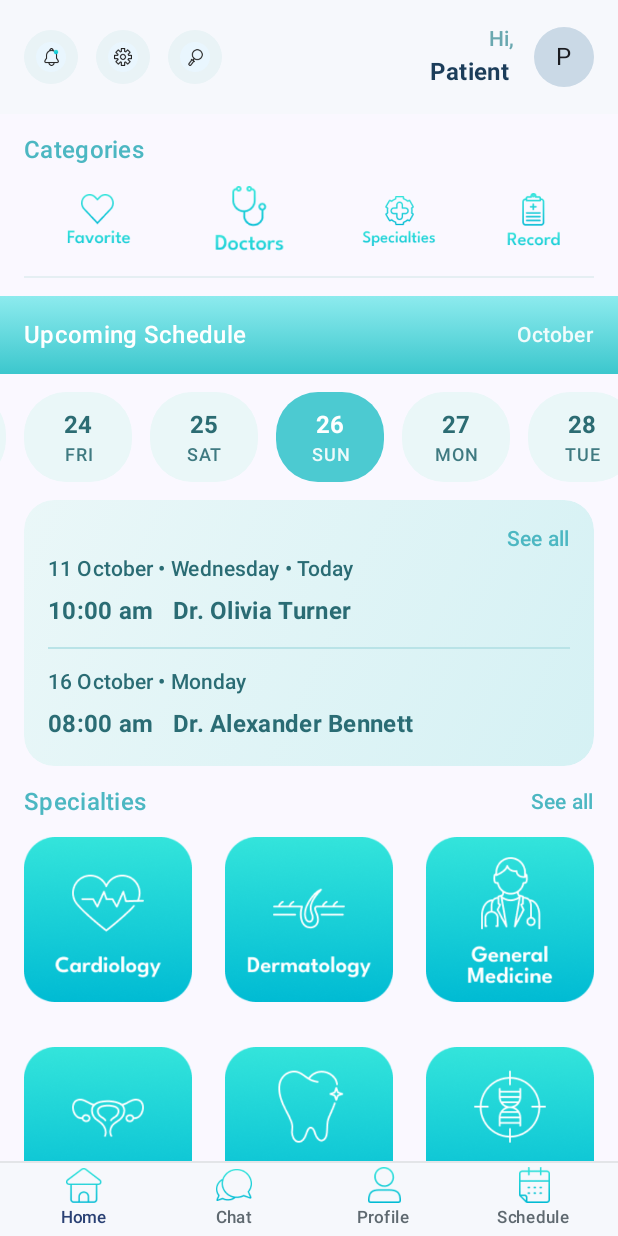
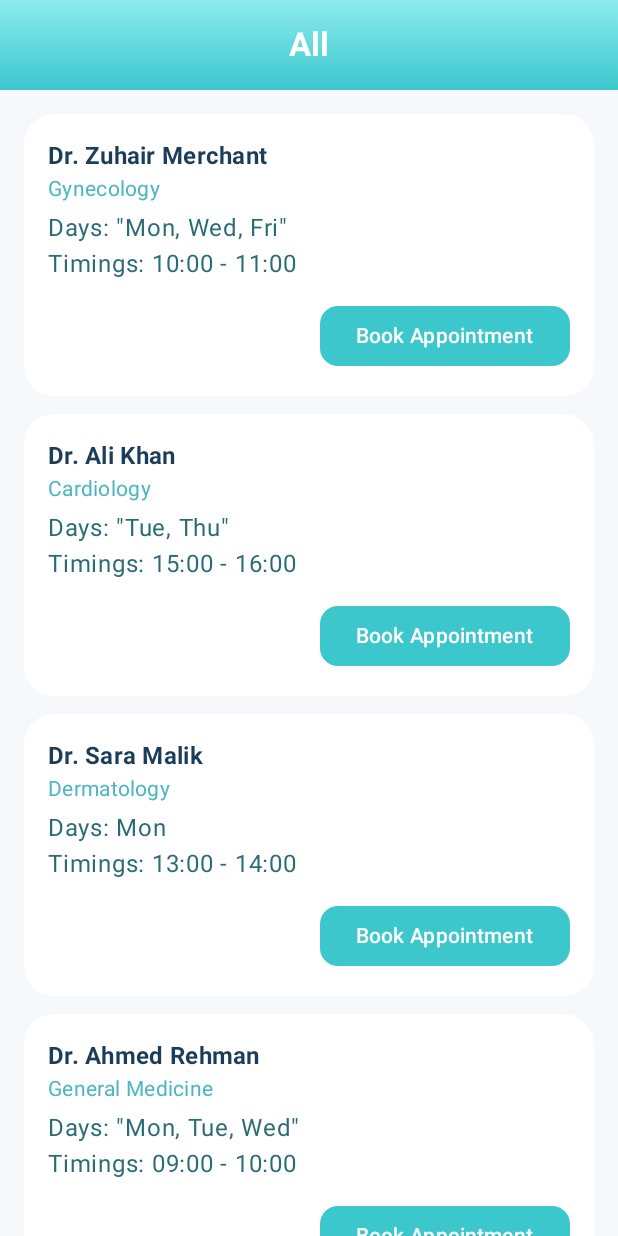
Before and after one commit to hamzahisam/Patient_Tracker_SE, an Android app built with Jetpack Compose: the PatientHomeScreen screen opened through its navigation route, after a tap on "Specialties", on a phone screen of 412 x 824 dp. Run offline under Robolectric (Android 15) with nearby library versions, the phone set to English and light mode, and no system bars.

Commit message:
Added appointment booking schedule viewing and all doctors and specialities veiwing by Patient

```diff
--- a/app/build.gradle.kts
+++ b/app/build.gradle.kts
@@ -2,6 +2,7 @@ plugins {
     alias(libs.plugins.android.application)
     alias(libs.plugins.kotlin.android)
     alias(libs.plugins.kotlin.compose)
+    id("kotlin-parcelize")
 }
 
 android {
--- /dev/null
+++ b/app/src/main/java/com/example/patienttracker/ui/screens/patient/DoctorListScreen.kt
@@ -0,0 +1,167 @@
+package com.example.patienttracker.ui.screens.patient
+
+import android.content.Context
+import androidx.compose.foundation.background
+import androidx.compose.foundation.clickable
+import androidx.compose.foundation.layout.*
+import androidx.compose.foundation.lazy.LazyColumn
+import androidx.compose.foundation.lazy.items
+import androidx.compose.foundation.shape.RoundedCornerShape
+import androidx.compose.material3.*
+import androidx.compose.runtime.*
+import androidx.compose.ui.Alignment
+import androidx.compose.ui.Modifier
+import androidx.compose.ui.draw.clip
+import androidx.compose.ui.graphics.Brush
+import androidx.compose.ui.graphics.Color
+import androidx.compose.ui.text.font.FontWeight
+import androidx.compose.ui.text.style.TextAlign
+import androidx.compose.ui.unit.dp
+import androidx.navigation.NavController
+import com.example.patienttracker.data.DoctorAccountStorage
+import com.example.patienttracker.data.DoctorAccount
+import com.example.patienttracker.ui.screens.patient.DoctorFull
+import com.example.patienttracker.ui.screens.patient.BookAppointmentScreen
+import com.example.patienttracker.ui.screens.patient.FullScheduleScreen
+import android.os.Parcelable
+import kotlinx.parcelize.Parcelize
+
+
+@Parcelize
+data class DoctorFull(
+    val id: String,
+    val firstName: String,
+    val lastName: String,
+    val email: String,
+    val phone: String,
+    val speciality: String,
+    val days: String,
+    val timings: String
+) : Parcelable
+
+@Composable
+fun DoctorListScreen(navController: NavController, context: Context, specialityFilter: String?) {
+    val gradient = Brush.verticalGradient(listOf(Color(0xFF8DEBEE), Color(0xFF3CC7CD)))
+
+    val doctors = remember { readDoctorCsv(context) }
+    val filtered = remember(specialityFilter) {
+        if (specialityFilter.isNullOrBlank() || specialityFilter == "All")
+            doctors
+        else doctors.filter { it.speciality.equals(specialityFilter, ignoreCase = true) }
+    }
+
+    Scaffold(
+        topBar = {
+            Surface(
+                color = Color.Transparent,
+                tonalElevation = 0.dp
+            ) {
+                Box(
+                    modifier = Modifier
+                        .fillMaxWidth()
+                        .background(gradient)
+                        .padding(16.dp),
+                    contentAlignment = Alignment.Center
+                ) {
+                    Text(
+                        text = specialityFilter?.ifBlank { "All Doctors" } ?: "All Doctors",
+                        color = Color.White,
+                        style = MaterialTheme.typography.titleLarge.copy(fontWeight = FontWeight.Bold)
+                    )
+                }
+            }
+        }
+    ) { inner ->
+        LazyColumn(
+            modifier = Modifier
+                .fillMaxSize()
+                .padding(inner)
+                .background(Color(0xFFF6F8FC)),
+            verticalArrangement = Arrangement.spacedBy(12.dp),
+            contentPadding = PaddingValues(16.dp)
+        ) {
+            items(filtered) { doc ->
+                DoctorCard(doc) {
+                    navController.currentBackStackEntry?.savedStateHandle?.set("selectedDoctor", doc)
+                    navController.navigate("book_appointment")
+                }
+            }
+        }
+    }
+}
+
+@Composable
+fun DoctorCard(doctor: DoctorFull, onBookClick: () -> Unit) {
+    Surface(
+        shape = RoundedCornerShape(20.dp),
+        tonalElevation = 2.dp,
+        color = Color.White,
+        modifier = Modifier.fillMaxWidth()
+    ) {
+        Column(Modifier.padding(16.dp)) {
+            Text(
+                text = "Dr. ${doctor.firstName} ${doctor.lastName}",
+                style = MaterialTheme.typography.titleMedium.copy(fontWeight = FontWeight.Bold),
+                color = Color(0xFF1C3D5A)
+            )
+            Text(
+                text = doctor.speciality,
+                color = Color(0xFF4CB7C2),
+                style = MaterialTheme.typography.bodyMedium
+            )
+            Spacer(Modifier.height(4.dp))
+            Text("Days: ${doctor.days}", color = Color(0xFF2A6C74))
+            Text("Timings: ${doctor.timings}", color = Color(0xFF2A6C74))
+            Spacer(Modifier.height(12.dp))
+            Button(
+                onClick = onBookClick,
+                colors = ButtonDefaults.buttonColors(containerColor = Color(0xFF3CC7CD)),
+                shape = RoundedCornerShape(12.dp),
+                modifier = Modifier.align(Alignment.End)
+            ) {
+                Text("Book Appointment", color = Color.White)
+            }
+
+        }
+    }
+}
+
+fun readDoctorCsv(context: Context): List<DoctorFull> {
+    return try {
+        val inputStream = context.assets.open("DoctorAccounts.csv")
+        val lines = inputStream.bufferedReader().readLines().drop(1)
+
+        lines.mapNotNull { line ->
+            val parts = line.split(",")
+            if (parts.size >= 9) {
+                // handle cases where Days or Timings fields contain commas
+                val id = parts[0].trim()
+                val firstName = parts[1].trim()
+                val lastName = parts[2].trim()
+                val email = parts[3].trim()
+                val phone = parts[4].trim()
+                val speciality = parts[6].trim()
+
+                // everything between index 7 and the second-last column = Days
+                val days = parts.subList(7, parts.size - 1).joinToString(", ") { it.trim() }
+
+                // last column = timings
+                val timings = parts.last().trim()
+
+                DoctorFull(
+                    id = id,
+                    firstName = firstName,
+                    lastName = lastName,
+                    email = email,
+                    phone = phone,
+                    speciality = speciality,
+                    days = days,
+                    timings = timings
+                )
+            } else null
+        }
+    } catch (e: Exception) {
+        e.printStackTrace()
+        emptyList()
+    }
+}
--- a/app/src/main/java/ui/navigation/AppNavHost.kt
+++ b/app/src/main/java/ui/navigation/AppNavHost.kt
@@ -18,6 +18,10 @@ import com.example.patienttracker.ui.screens.auth.PatientLoginScreen
 import com.example.patienttracker.ui.screens.auth.DoctorLoginScreen
 import com.example.patienttracker.ui.screens.auth.PatientWelcomeScreen
 import com.example.patienttracker.ui.screens.auth.DoctorWelcomeScreen
+import com.example.patienttracker.ui.screens.patient.DoctorListScreen
+import com.example.patienttracker.ui.screens.patient.DoctorFull
+import com.example.patienttracker.ui.screens.patient.BookAppointmentScreen
+import com.example.patienttracker.ui.screens.patient.FullScheduleScreen
 
 private object Route {
     const val ROLE = "role"
@@ -136,6 +140,28 @@ fun AppNavHost(context: Context) {
             PatientHomeScreen(navController, context)
         }
 
+        composable("doctor_list/{speciality}") { backStackEntry ->
+            val speciality = backStackEntry.arguments?.getString("speciality")
+            DoctorListScreen(navController, context, speciality)
+        }
+
+        composable("book_appointment") {
+            val doctor = navController.previousBackStackEntry
+                ?.savedStateHandle
+                ?.get<DoctorFull>("selectedDoctor")
+
+            if (doctor != null) {
+                BookAppointmentScreen(navController, context, doctor)
+            } else {
+                DoctorListScreen(navController, context, specialityFilter = "All")
+            }
+        }
+
+        composable("full_schedule") {
+            FullScheduleScreen(navController, context)
+        }
+
+
         // Other homes
         composable("doctor_home/{firstName}/{lastName}/{doctorId}") { backStackEntry ->
             val first = backStackEntry.arguments?.getString("firstName") ?: ""
--- a/app/src/main/java/ui/navigation/patient/PatientHomeScreen.kt.kt
+++ b/app/src/main/java/ui/navigation/patient/PatientHomeScreen.kt
@@ -63,7 +63,7 @@ fun PatientHomeScreen(navController: NavController, context: Context) {
         ?: ""
 
     Scaffold(
-        bottomBar = { BottomBar() },
+        bottomBar = { BottomBar(navController) }, // ✅ fixed
         contentWindowInsets = WindowInsets.systemBars.only(WindowInsetsSides.Horizontal + WindowInsetsSides.Top)
     ) { innerPadding ->
         Column(
@@ -80,22 +80,33 @@ fun PatientHomeScreen(navController: NavController, context: Context) {
                     Category("Doctors", R.drawable.ic_doctors),
                     Category("Specialties", R.drawable.ic_specialties),
                     Category("Record", R.drawable.ic_records),
-                )
+                ),
+                onCategoryClick = { category ->
+                    when (category.label) {
+                        "Doctors" -> navController.navigate("doctor_list/All")
+                        "Specialties" -> navController.navigate("doctor_list/All") // optional
+                    }
+                }
             )
 
-            UpcomingSchedule(gradient = gradient)
+
+            UpcomingSchedule(gradient = gradient, navController = navController)
 
             SpecialtiesGrid(
                 titleGradient = gradient,
                 specialties = listOf(
                     Spec("Cardiology", R.drawable.ic_cardiology),
                     Spec("Dermatology", R.drawable.ic_dermatology),
-                    Spec("General\nMedicine", R.drawable.ic_general_medicine),
+                    Spec("General Medicine", R.drawable.ic_general_medicine),
                     Spec("Gynecology", R.drawable.ic_gynecology),
                     Spec("Odontology", R.drawable.ic_odontology),
                     Spec("Oncology", R.drawable.ic_oncology),
-                )
+                ),
+                onSpecialtyClick = { spec ->
+                    navController.navigate("doctor_list/${spec.title}")
+                }
             )
+
         }
     }
 }
@@ -180,7 +191,7 @@ private fun IconBubble(
 data class Category(val label: String, @DrawableRes val iconRes: Int)
 
 @Composable
-private fun CategoriesRow(items: List<Category>) {
+private fun CategoriesRow(items: List<Category>, onCategoryClick: (Category) -> Unit) {
     Column(Modifier.fillMaxWidth().padding(horizontal = 16.dp)) {
         Text(
             "Categories",
@@ -192,18 +203,17 @@ private fun CategoriesRow(items: List<Category>) {
         Spacer(Modifier.height(8.dp))
         Row(
             modifier = Modifier.fillMaxWidth(),
-            horizontalArrangement = Arrangement.SpaceBetween, // or SpaceEvenly
+            horizontalArrangement = Arrangement.SpaceBetween,
             verticalAlignment = Alignment.CenterVertically
         ) {
             items.forEach { category ->
-                CategoryChip(category) {
-                    // TODO: handle category click here
-                }
+                CategoryChip(category) { onCategoryClick(it) }
             }
         }
         Divider(Modifier.padding(top = 12.dp), color = Color(0xFFE5EFF3))
     }
 }
+
 
 @Composable
 private fun CategoryChip(
@@ -258,7 +268,7 @@ private fun monthLabel(date: LocalDate, locale: Locale = Locale.getDefault()): S
     date.month.getDisplayName(TextStyle.FULL, locale)
 
 @Composable
-private fun UpcomingSchedule(gradient: Brush) {
+private fun UpcomingSchedule(gradient: Brush, navController: NavController) {
     Column(Modifier.fillMaxWidth()) {
         // --- Date state shared by header + list ---
         val (dates, todayIndex) = remember { generateDateChipsAroundToday(pastDays = 15, futureDays = 15) }
@@ -329,7 +339,8 @@ private fun UpcomingSchedule(gradient: Brush) {
             entries = listOf(
                 ScheduleEntry("11 October • Wednesday • Today", "10:00 am", "Dr. Olivia Turner"),
                 ScheduleEntry("16 October • Monday", "08:00 am", "Dr. Alexander Bennett")
-            )
+            ),
+            navController = navController
         )
     }
 }
@@ -365,7 +376,13 @@ data class DayChip(val date: LocalDate, val day: String, val dow: String)
 
 data class ScheduleEntry(val subtitle: String, val time: String, val doctor: String)
 
-@Composable private fun ScheduleCard(gradient: Brush, entries: List<ScheduleEntry>) {
+@Composable
+private fun ScheduleCard(
+    gradient: Brush,
+    entries: List<ScheduleEntry>,
+    navController: NavController
+)
+{
     Surface(
         modifier = Modifier
             .fillMaxWidth()
@@ -389,7 +406,8 @@ data class ScheduleEntry(val subtitle: String, val time: String, val doctor: Str
                 Text(
                     "See all",
                     color = Color(0xFF4CB7C2),
-                    style = MaterialTheme.typography.labelLarge
+                    style = MaterialTheme.typography.labelLarge,
+                    modifier = Modifier.clickable { navController.navigate("full_schedule") }
                 )
             }
             entries.forEachIndexed { index, e ->
@@ -425,7 +443,11 @@ data class ScheduleEntry(val subtitle: String, val time: String, val doctor: Str
 data class Spec(val title: String, @DrawableRes val iconRes: Int)
 
 @Composable
-private fun SpecialtiesGrid(titleGradient: Brush, specialties: List<Spec>) {
+private fun SpecialtiesGrid(
+    titleGradient: Brush,
+    specialties: List<Spec>,
+    onSpecialtyClick: (Spec) -> Unit
+) {
     Column(Modifier.fillMaxWidth()) {
         Row(
             modifier = Modifier
@@ -440,45 +462,41 @@ private fun SpecialtiesGrid(titleGradient: Brush, specialties: List<Spec>) {
                     fontWeight = FontWeight.SemiBold
                 )
             )
-            Spacer(Modifier.weight(1f))
-            Text(
-                "See all",
-                style = MaterialTheme.typography.labelLarge,
-                color = Color(0xFF4CB7C2)
-            )
         }
-
-        Spacer(Modifier.height(0.dp))
-
-        // Compute cell size from screen width so each cell fills its column
-        val config = LocalConfiguration.current
-        val screenWidthDp = config.screenWidthDp.dp
-        val horizontalPadding = 6.dp
-        val hSpacing = 2.dp
-        val vSpacing = 8.dp
-        val columns = 3
-        val totalSpacing = hSpacing * (columns - 1)
-        // Increase size so the gap above the bottom bar nearly disappears
-        val cellWidth = ((screenWidthDp - horizontalPadding * 2 - totalSpacing) / columns) * 1.2f
-        val gridHeight = cellWidth * 2 + vSpacing // 2 rows + space between
-
+        Spacer(Modifier.height(8.dp))
         LazyVerticalGrid(
-            columns = GridCells.Fixed(columns),
-            modifier = Modifier
-                .fillMaxWidth()
-                .height(gridHeight)
-                .padding(start = horizontalPadding, end = horizontalPadding),
-            horizontalArrangement = Arrangement.spacedBy(hSpacing),
-            verticalArrangement = Arrangement.spacedBy(vSpacing),
-            userScrollEnabled = false
+            columns = GridCells.Fixed(3),
+            contentPadding = PaddingValues(horizontal = 12.dp, vertical = 8.dp),
+            horizontalArrangement = Arrangement.spacedBy(8.dp),
+            verticalArrangement = Arrangement.spacedBy(8.dp)
         ) {
             items(specialties) { spec ->
-                SpecCard(spec) { /* TODO: handle specialty click later */ }
+                Column(
+                    horizontalAlignment = Alignment.CenterHorizontally,
+                    modifier = Modifier
+                        .clip(RoundedCornerShape(16.dp))
+                        .clickable { onSpecialtyClick(spec) }
+                        .background(Color(0xFFEAF7F8))
+                        .padding(8.dp)
+                ) {
+                    Image(
+                        painter = painterResource(id = spec.iconRes),
+                        contentDescription = spec.title,
+                        modifier = Modifier.size(52.dp)
+                    )
+                    Text(
+                        spec.title,
+                        textAlign = TextAlign.Center,
+                        color = Color(0xFF2A6C74),
+                        style = MaterialTheme.typography.bodySmall,
+                        modifier = Modifier.padding(top = 4.dp)
+                    )
+                }
             }
         }
-        Spacer(Modifier.height(0.dp))
     }
 }
+
 
 @Composable
 private fun SpecCard(spec: Spec, onClick: (Spec) -> Unit = {}) {
@@ -508,7 +526,7 @@ private fun SpecCard(spec: Spec, onClick: (Spec) -> Unit = {}) {
 /* --------------------------- Bottom Bar ---------------------------- */
 
 @Composable
-private fun BottomBar() {
+private fun BottomBar(navController: NavController) {
     val bottomInset = WindowInsets.navigationBars.asPaddingValues().calculateBottomPadding()
     Surface(
         tonalElevation = 0.dp,
@@ -518,8 +536,8 @@ private fun BottomBar() {
         Box(
             modifier = Modifier
                 .fillMaxWidth()
-                .height(50.dp + bottomInset) // includes gesture inset space
-                .padding(bottom = bottomInset.coerceAtMost(3.dp)) // ensure not excessive
+                .height(50.dp + bottomInset)
+                .padding(bottom = bottomInset.coerceAtMost(3.dp))
         ) {
             Divider(
                 modifier = Modifier
@@ -534,21 +552,42 @@ private fun BottomBar() {
                 horizontalArrangement = Arrangement.SpaceBetween,
                 verticalAlignment = Alignment.CenterVertically
             ) {
-                BottomItem(iconRes = R.drawable.ic_home, label = "Home", selected = true)
-                BottomItem(iconRes = R.drawable.ic_messages, label = "Chat")
-                BottomItem(iconRes = R.drawable.ic_user_profile, label = "Profile")
-                BottomItem(iconRes = R.drawable.ic_booking, label = "Schedule")
+                BottomItem(
+                    iconRes = R.drawable.ic_home,
+                    label = "Home",
+                    selected = true
+                ) { navController.navigate("patient_home") }
+
+                BottomItem(
+                    iconRes = R.drawable.ic_messages,
+                    label = "Chat"
+                ) { /* navController.navigate("chat_screen") */ }
+
+                BottomItem(
+                    iconRes = R.drawable.ic_user_profile,
+                    label = "Profile"
+                ) { /* navController.navigate("patient_profile") */ }
+
+                BottomItem(
+                    iconRes = R.drawable.ic_booking,
+                    label = "Schedule"
+                ) { navController.navigate("full_schedule") }
             }
         }
     }
 }
 
 @Composable
-private fun BottomItem(@DrawableRes iconRes: Int, label: String, selected: Boolean = false) {
+private fun BottomItem(
+    @DrawableRes iconRes: Int,
+    label: String,
+    selected: Boolean = false,
+    onClick: () -> Unit = {}
+) {
     Column(
         modifier = Modifier
             .width(72.dp)
-            .clickable { /* TODO: navigate later */ },
+            .clickable { onClick() },
         horizontalAlignment = Alignment.CenterHorizontally,
         verticalArrangement = Arrangement.Center
     ) {
```
Also changed, not shown: app/src/main/assets/DoctorAccounts.csv (+7 -4 lines), app/src/main/java/com/example/patienttracker/data/AppointmentStorage.kt (added, +49 -0 lines), app/src/main/java/com/example/patienttracker/data/DoctorAccountStorage.kt (+13 -9 lines), app/src/main/java/com/example/patienttracker/ui/screens/patient/BookAppointmentScreen.kt (added, +129 -0 lines), app/src/main/java/com/example/patienttracker/ui/screens/patient/FullScheduleScreen.kt (added, +79 -0 lines), app/src/main/res/drawable/ic_placeholder.png (added).
